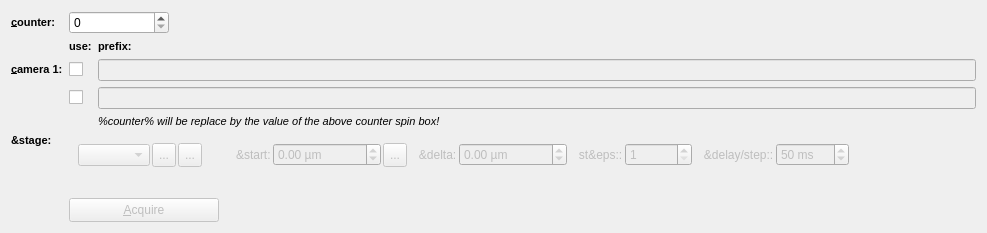
First picture: the form in plugins/spimb040/qfespimb040imagestackconfigwidget.ui, repository jkriege2/QuickFit3, before the edit.
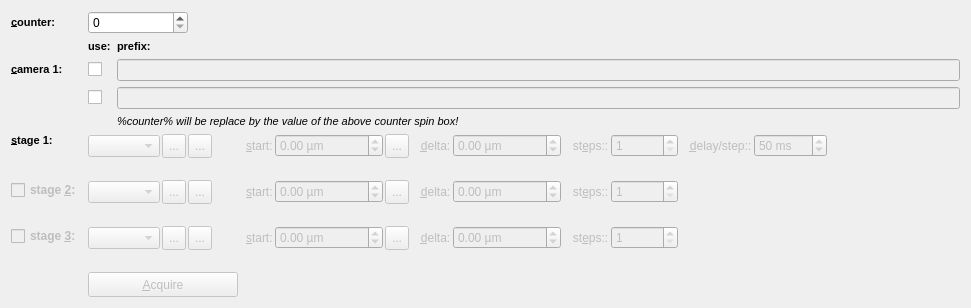
Second picture: the form after the edit. Icons and pictures are not drawn. Custom widgets are drawn as their Qt base class.

```diff
--- a/plugins/spimb040/qfespimb040imagestackconfigwidget.ui
+++ b/plugins/spimb040/qfespimb040imagestackconfigwidget.ui
@@ -9,8 +9,8 @@
    <rect>
     <x>0</x>
     <y>0</y>
-    <width>987</width>
-    <height>221</height>
+    <width>971</width>
+    <height>280</height>
    </rect>
   </property>
   <property name="windowTitle">
@@ -125,15 +125,18 @@
       <string>&lt;!DOCTYPE HTML PUBLIC &quot;-//W3C//DTD HTML 4.0//EN&quot; &quot;http://www.w3.org/TR/REC-html40/strict.dtd&quot;&gt;
 &lt;html&gt;&lt;head&gt;&lt;meta name=&quot;qrichtext&quot; content=&quot;1&quot; /&gt;&lt;style type=&quot;text/css&quot;&gt;
 p, li { white-space: pre-wrap; }
-&lt;/style&gt;&lt;/head&gt;&lt;body style=&quot; font-family:'MS Shell Dlg 2'; font-size:8.25pt; font-weight:400; font-style:normal;&quot;&gt;
-&lt;p style=&quot; margin-top:0px; margin-bottom:0px; margin-left:0px; margin-right:0px; -qt-block-indent:0; text-indent:0px;&quot;&gt;&lt;span style=&quot; font-size:8pt; font-weight:600;&quot;&gt;&amp;amp;stage:&lt;/span&gt;&lt;/p&gt;&lt;/body&gt;&lt;/html&gt;</string>
+&lt;/style&gt;&lt;/head&gt;&lt;body style=&quot; font-family:'Sans Serif'; font-size:9pt; font-weight:400; font-style:normal;&quot;&gt;
+&lt;p style=&quot; margin-top:0px; margin-bottom:0px; margin-left:0px; margin-right:0px; -qt-block-indent:0; text-indent:0px;&quot;&gt;&lt;span style=&quot; font-family:'MS Shell Dlg 2'; font-size:8pt; font-weight:600;&quot;&gt;&amp;amp;stage 1:&lt;/span&gt;&lt;/p&gt;&lt;/body&gt;&lt;/html&gt;</string>
      </property>
      <property name="alignment">
       <set>Qt::AlignLeading|Qt::AlignLeft|Qt::AlignTop</set>
      </property>
+     <property name="buddy">
+      <cstring>cmbStage</cstring>
+     </property>
     </widget>
    </item>
-   <item row="8" column="1" colspan="2">
+   <item row="9" column="1" colspan="2">
     <widget class="QPushButton" name="btnAcquire">
      <property name="enabled">
       <bool>false</bool>
@@ -141,7 +144,7 @@
      <property name="minimumSize">
       <size>
        <width>0</width>
-       <height>24</height>
+       <height>25</height>
       </size>
      </property>
      <property name="maximumSize">
@@ -165,6 +168,9 @@
       <bool>false</bool>
      </property>
      <layout class="QGridLayout" name="gridLayout_2">
+      <property name="margin">
+       <number>0</number>
+      </property>
       <property name="spacing">
        <number>2</number>
       </property>
@@ -248,6 +254,9 @@
         <property name="text">
          <string>&amp;start:</string>
         </property>
+        <property name="buddy">
+         <cstring>spinStart</cstring>
+        </property>
        </widget>
       </item>
       <item row="0" column="5">
@@ -291,6 +300,9 @@
         <property name="text">
          <string>   &amp;delta:</string>
         </property>
+        <property name="buddy">
+         <cstring>spinDelta</cstring>
+        </property>
        </widget>
       </item>
       <item row="0" column="8">
@@ -314,6 +326,9 @@
         <property name="text">
          <string>   st&amp;eps::</string>
         </property>
+        <property name="buddy">
+         <cstring>spinSteps</cstring>
+        </property>
        </widget>
       </item>
       <item row="0" column="10">
@@ -354,6 +369,9 @@
         <property name="text">
          <string>   &amp;delay/step::</string>
         </property>
+        <property name="buddy">
+         <cstring>spinDelay</cstring>
+        </property>
        </widget>
       </item>
       <item row="0" column="12">
@@ -378,6 +396,482 @@
      </layout>
     </widget>
    </item>
+   <item row="7" column="1" colspan="2">
+    <widget class="QWidget" name="widStage2" native="true">
+     <property name="enabled">
+      <bool>false</bool>
+     </property>
+     <layout class="QGridLayout" name="gridLayout_3">
+      <property name="margin">
+       <number>0</number>
+      </property>
+      <property name="spacing">
+       <number>2</number>
+      </property>
+      <item row="0" column="0">
+       <widget class="QFStageComboBox" name="cmbStage2">
+        <property name="minimumSize">
+         <size>
+          <width>0</width>
+          <height>22</height>
+         </size>
+        </property>
+        <property name="maximumSize">
+         <size>
+          <width>250</width>
+          <height>16777215</height>
+         </size>
+        </property>
+       </widget>
+      </item>
+      <item row="0" column="1">
+       <widget class="QToolButton" name="btnConnect2">
+        <property name="minimumSize">
+         <size>
+          <width>24</width>
+          <height>24</height>
+         </size>
+        </property>
+        <property name="toolTip">
+         <string>connect to stage</string>
+        </property>
+        <property name="text">
+         <string>...</string>
+        </property>
+        <property name="icon">
+         <iconset resource="spimb040.qrc">
+          <normaloff>:/spimb040/stageconnect.png</normaloff>:/spimb040/stageconnect.png</iconset>
+        </property>
+        <property name="checkable">
+         <bool>true</bool>
+        </property>
+       </widget>
+      </item>
+      <item row="0" column="2">
+       <widget class="QToolButton" name="btnConfig2">
+        <property name="minimumSize">
+         <size>
+          <width>24</width>
+          <height>24</height>
+         </size>
+        </property>
+        <property name="toolTip">
+         <string>configure stage</string>
+        </property>
+        <property name="text">
+         <string>...</string>
+        </property>
+        <property name="icon">
+         <iconset resource="spimb040.qrc">
+          <normaloff>:/spimb040/stagesettings.png</normaloff>:/spimb040/stagesettings.png</iconset>
+        </property>
+       </widget>
+      </item>
+      <item row="0" column="3">
+       <spacer name="horizontalSpacer_3">
+        <property name="orientation">
+         <enum>Qt::Horizontal</enum>
+        </property>
+        <property name="sizeType">
+         <enum>QSizePolicy::Fixed</enum>
+        </property>
+        <property name="sizeHint" stdset="0">
+         <size>
+          <width>32</width>
+          <height>20</height>
+         </size>
+        </property>
+       </spacer>
+      </item>
+      <item row="0" column="4">
+       <widget class="QLabel" name="label_12">
+        <property name="text">
+         <string>&amp;start:</string>
+        </property>
+        <property name="buddy">
+         <cstring>spinStart</cstring>
+        </property>
+       </widget>
+      </item>
+      <item row="0" column="5">
+       <widget class="QDoubleSpinBox" name="spinStart2">
+        <property name="suffix">
+         <string> µm</string>
+        </property>
+        <property name="minimum">
+         <double>-10000000.000000000000000</double>
+        </property>
+        <property name="maximum">
+         <double>10000000.000000000000000</double>
+        </property>
+        <property name="singleStep">
+         <double>10.000000000000000</double>
+        </property>
+       </widget>
+      </item>
+      <item row="0" column="6">
+       <widget class="QToolButton" name="btnGetCurrent2">
+        <property name="minimumSize">
+         <size>
+          <width>24</width>
+          <height>24</height>
+         </size>
+        </property>
+        <property name="toolTip">
+         <string>get the current position</string>
+        </property>
+        <property name="text">
+         <string>...</string>
+        </property>
+        <property name="icon">
+         <iconset resource="spimb040.qrc">
+          <normaloff>:/spimb040/measure.png</normaloff>:/spimb040/measure.png</iconset>
+        </property>
+       </widget>
+      </item>
+      <item row="0" column="7">
+       <widget class="QLabel" name="label_13">
+        <property name="text">
+         <string>   &amp;delta:</string>
+        </property>
+        <property name="buddy">
+         <cstring>spinDelta</cstring>
+        </property>
+       </widget>
+      </item>
+      <item row="0" column="8">
+       <widget class="QDoubleSpinBox" name="spinDelta2">
+        <property name="suffix">
+         <string> µm</string>
+        </property>
+        <property name="minimum">
+         <double>-10000000.000000000000000</double>
+        </property>
+        <property name="maximum">
+         <double>10000000.000000000000000</double>
+        </property>
+        <property name="singleStep">
+         <double>10.000000000000000</double>
+        </property>
+       </widget>
+      </item>
+      <item row="0" column="9">
+       <widget class="QLabel" name="label_14">
+        <property name="text">
+         <string>   st&amp;eps::</string>
+        </property>
+        <property name="buddy">
+         <cstring>spinSteps</cstring>
+        </property>
+       </widget>
+      </item>
+      <item row="0" column="10">
+       <widget class="QSpinBox" name="spinSteps2">
+        <property name="minimum">
+         <number>1</number>
+        </property>
+        <property name="maximum">
+         <number>100000</number>
+        </property>
+       </widget>
+      </item>
+      <item row="0" column="12">
+       <spacer name="horizontalSpacer_4">
+        <property name="orientation">
+         <enum>Qt::Horizontal</enum>
+        </property>
+        <property name="sizeHint" stdset="0">
+         <size>
+          <width>40</width>
+          <height>20</height>
+         </size>
+        </property>
+       </spacer>
+      </item>
+      <item row="1" column="5" colspan="7">
+       <widget class="QLabel" name="labStage2">
+        <property name="text">
+         <string/>
+        </property>
+        <property name="wordWrap">
+         <bool>true</bool>
+        </property>
+       </widget>
+      </item>
+     </layout>
+    </widget>
+   </item>
+   <item row="7" column="0">
+    <layout class="QVBoxLayout" name="verticalLayout_2">
+     <item>
+      <widget class="QCheckBox" name="chkStage2">
+       <property name="enabled">
+        <bool>false</bool>
+       </property>
+       <property name="font">
+        <font>
+         <weight>75</weight>
+         <bold>true</bold>
+        </font>
+       </property>
+       <property name="text">
+        <string>stage &amp;2:</string>
+       </property>
+      </widget>
+     </item>
+     <item>
+      <spacer name="verticalSpacer">
+       <property name="orientation">
+        <enum>Qt::Vertical</enum>
+       </property>
+       <property name="sizeHint" stdset="0">
+        <size>
+         <width>20</width>
+         <height>40</height>
+        </size>
+       </property>
+      </spacer>
+     </item>
+    </layout>
+   </item>
+   <item row="8" column="0">
+    <layout class="QVBoxLayout" name="verticalLayout_3">
+     <item>
+      <widget class="QCheckBox" name="chkStage3">
+       <property name="enabled">
+        <bool>false</bool>
+       </property>
+       <property name="font">
+        <font>
+         <weight>75</weight>
+         <bold>true</bold>
+        </font>
+       </property>
+       <property name="text">
+        <string>stage &amp;3:</string>
+       </property>
+      </widget>
+     </item>
+     <item>
+      <spacer name="verticalSpacer_2">
+       <property name="orientation">
+        <enum>Qt::Vertical</enum>
+       </property>
+       <property name="sizeHint" stdset="0">
+        <size>
+         <width>20</width>
+         <height>40</height>
+        </size>
+       </property>
+      </spacer>
+     </item>
+    </layout>
+   </item>
+   <item row="8" column="1" colspan="2">
+    <widget class="QWidget" name="widStage3" native="true">
+     <property name="enabled">
+      <bool>false</bool>
+     </property>
+     <layout class="QGridLayout" name="gridLayout_4">
+      <property name="margin">
+       <number>0</number>
+      </property>
+      <property name="spacing">
+       <number>2</number>
+      </property>
+      <item row="0" column="0">
+       <widget class="QFStageComboBox" name="cmbStage3">
+        <property name="minimumSize">
+         <size>
+          <width>0</width>
+          <height>22</height>
+         </size>
+        </property>
+        <property name="maximumSize">
+         <size>
+          <width>250</width>
+          <height>16777215</height>
+         </size>
+        </property>
+       </widget>
+      </item>
+      <item row="0" column="1">
+       <widget class="QToolButton" name="btnConnect3">
+        <property name="minimumSize">
+         <size>
+          <width>24</width>
+          <height>24</height>
+         </size>
+        </property>
+        <property name="toolTip">
+         <string>connect to stage</string>
+        </property>
+        <property name="text">
+         <string>...</string>
+        </property>
+        <property name="icon">
+         <iconset resource="spimb040.qrc">
+          <normaloff>:/spimb040/stageconnect.png</normaloff>:/spimb040/stageconnect.png</iconset>
+        </property>
+        <property name="checkable">
+         <bool>true</bool>
+        </property>
+       </widget>
+      </item>
+      <item row="0" column="2">
+       <widget class="QToolButton" name="btnConfig3">
+        <property name="minimumSize">
+         <size>
+          <width>24</width>
+          <height>24</height>
+         </size>
+        </property>
+        <property name="toolTip">
+         <string>configure stage</string>
+        </property>
+        <property name="text">
+         <string>...</string>
+        </property>
+        <property name="icon">
+         <iconset resource="spimb040.qrc">
+          <normaloff>:/spimb040/stagesettings.png</normaloff>:/spimb040/stagesettings.png</iconset>
+        </property>
+       </widget>
+      </item>
+      <item row="0" column="3">
+       <spacer name="horizontalSpacer_5">
+        <property name="orientation">
+         <enum>Qt::Horizontal</enum>
+        </property>
+        <property name="sizeType">
+         <enum>QSizePolicy::Fixed</enum>
+        </property>
+        <property name="sizeHint" stdset="0">
+         <size>
+          <width>32</width>
+          <height>20</height>
+         </size>
+        </property>
+       </spacer>
+      </item>
+      <item row="0" column="4">
+       <widget class="QLabel" name="label_16">
+        <property name="text">
+         <string>&amp;start:</string>
+        </property>
+        <property name="buddy">
+         <cstring>spinStart</cstring>
+        </property>
+       </widget>
+      </item>
+      <item row="0" column="5">
+       <widget class="QDoubleSpinBox" name="spinStart3">
+        <property name="suffix">
+         <string> µm</string>
+        </property>
+        <property name="minimum">
+         <double>-10000000.000000000000000</double>
+        </property>
+        <property name="maximum">
+         <double>10000000.000000000000000</double>
+        </property>
+        <property name="singleStep">
+         <double>10.000000000000000</double>
+        </property>
+       </widget>
+      </item>
+      <item row="0" column="6">
+       <widget class="QToolButton" name="btnGetCurrent3">
+        <property name="minimumSize">
+         <size>
+          <width>24</width>
+          <height>24</height>
+         </size>
+        </property>
+        <property name="toolTip">
+         <string>get the current position</string>
+        </property>
+        <property name="text">
+         <string>...</string>
+        </property>
+        <property name="icon">
+         <iconset resource="spimb040.qrc">
+          <normaloff>:/spimb040/measure.png</normaloff>:/spimb040/measure.png</iconset>
+        </property>
+       </widget>
+      </item>
+      <item row="0" column="7">
+       <widget class="QLabel" name="label_17">
+        <property name="text">
+         <string>   &amp;delta:</string>
+        </property>
+        <property name="buddy">
+         <cstring>spinDelta</cstring>
+        </property>
+       </widget>
+      </item>
+      <item row="0" column="8">
+       <widget class="QDoubleSpinBox" name="spinDelta3">
+        <property name="suffix">
+         <string> µm</string>
+        </property>
+        <property name="minimum">
+         <double>-10000000.000000000000000</double>
+        </property>
+        <property name="maximum">
+         <double>10000000.000000000000000</double>
+        </property>
+        <property name="singleStep">
+         <double>10.000000000000000</double>
+        </property>
+       </widget>
+      </item>
+      <item row="0" column="9">
+       <widget class="QLabel" name="label_18">
+        <property name="text">
+         <string>   st&amp;eps::</string>
+        </property>
+        <property name="buddy">
+         <cstring>spinSteps</cstring>
+        </property>
+       </widget>
+      </item>
+      <item row="0" column="10">
+       <widget class="QSpinBox" name="spinSteps3">
+        <property name="minimum">
+         <number>1</number>
+        </property>
+        <property name="maximum">
+         <number>100000</number>
+        </property>
+       </widget>
+      </item>
+      <item row="0" column="12">
+       <spacer name="horizontalSpacer_6">
+        <property name="orientation">
+         <enum>Qt::Horizontal</enum>
+        </property>
+        <property name="sizeHint" stdset="0">
+         <size>
+          <width>40</width>
+          <height>20</height>
+         </size>
+        </property>
+       </spacer>
+      </item>
+      <item row="1" column="5" colspan="7">
+       <widget class="QLabel" name="labStage3">
+        <property name="text">
+         <string/>
+        </property>
+        <property name="wordWrap">
+         <bool>true</bool>
+        </property>
+       </widget>
+      </item>
+     </layout>
+    </widget>
+   </item>
   </layout>
  </widget>
  <customwidgets>
```
